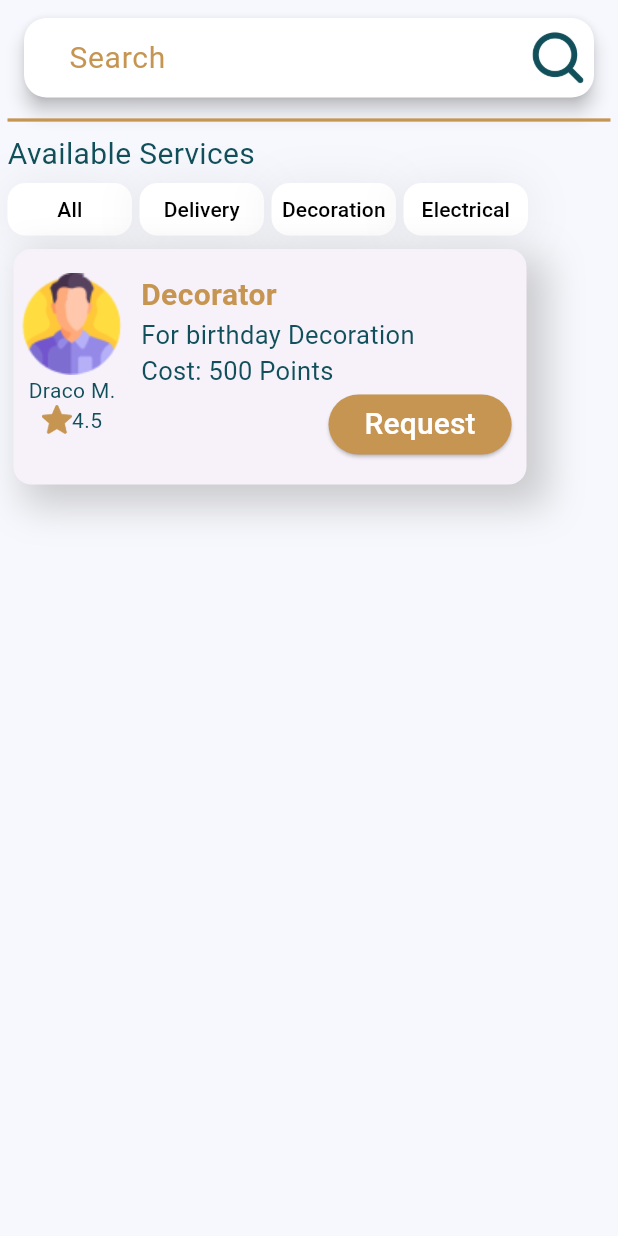
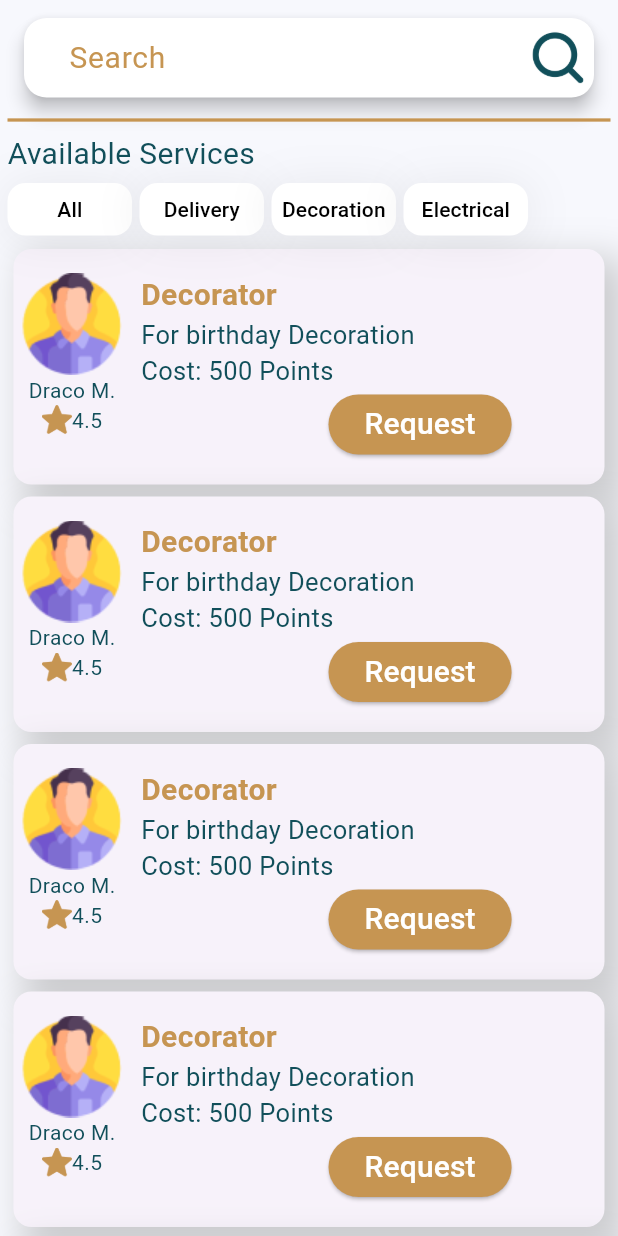
Before and after one commit to seniors007/SwapIt, a Flutter app: the SearchPage screen opened directly, on a phone screen of 412 x 824 dp. Run offline on Flutter 3.47's test engine with Material 3 defaults, Android fonts, the phone set to English and light mode, and no system bars; drawn by our look-alikes of group_button; our stand-ins replace bloc, dio, flutter_bloc, get, modal_progress_hud_nsn, persistent_bottom_nav_bar; missing offline and left inert: flutter_paypal_payment.

Commit message:
service  details view done

```diff
--- a/lib/features/home/presentation/views/home_view.dart
+++ b/lib/features/home/presentation/views/home_view.dart
@@ -7,7 +7,7 @@ import 'package:swapit/features/home/presentation/views/widgets/home_view_body.d
 import 'package:swapit/features/notification/presentation/views/notification_view.dart';
 import 'package:swapit/features/profile/presentation/views/profile_view.dart';
 import 'package:swapit/features/requests/presentation/views/requests_view.dart';
-import 'package:swapit/features/search/presentation/views/search_page.dart';
+import 'package:swapit/features/search/presentation/views/search_view.dart';
 import 'package:swapit/features/services/presentation/views/services_page.dart';
 
 class Homeview extends StatefulWidget {
--- a/lib/features/profile/presentation/views/widgets/profile_imgs_collection.dart
+++ b/lib/features/profile/presentation/views/widgets/past_work_imgs.dart
@@ -2,13 +2,13 @@ import 'package:flutter/material.dart';
 import 'package:flutter/widgets.dart';
 import 'package:swapit/features/profile/presentation/views/widgets/custom_profile_img.dart';
 
-class ProfileImgs extends StatelessWidget {
-  const ProfileImgs({super.key});
+class PastWorkImgs extends StatelessWidget {
+  const PastWorkImgs({super.key});
 
   @override
   Widget build(BuildContext context) {
     return const Padding(
-      padding: EdgeInsets.all(8),
+      padding: EdgeInsets.all(4),
       child: Column(
         children: [
           Row(
--- a/lib/features/profile/presentation/views/widgets/profile_view_body.dart
+++ b/lib/features/profile/presentation/views/widgets/profile_view_body.dart
@@ -4,7 +4,7 @@ import 'package:swapit/features/profile/presentation/views/widgets/add_service_b
 import 'package:swapit/features/profile/presentation/views/widgets/my_points.dart';
 import 'package:swapit/features/profile/presentation/views/widgets/profile_options.dart';
 import 'package:swapit/core/widgets/profile_information.dart';
-import 'package:swapit/features/profile/presentation/views/widgets/profile_imgs_collection.dart';
+import 'package:swapit/features/profile/presentation/views/widgets/past_work_imgs.dart';
 import 'package:swapit/features/profile/presentation/views/widgets/service_post.dart';
 
 class ProfileViewBody extends StatelessWidget {
@@ -35,7 +35,7 @@ class ProfileViewBody extends StatelessWidget {
               'My work',
               style: TextStyle(color: kGreenColor),
             ),
-            ProfileImgs(),
+            PastWorkImgs(),
             kDivider,
             Padding(
               padding: EdgeInsets.symmetric(horizontal: 8),
--- a/lib/features/requests/presentation/views/widgets/finish_Service_view_body.dart
+++ b/lib/features/requests/presentation/views/widgets/finish_Service_view_body.dart
@@ -2,6 +2,7 @@ import 'package:flutter/material.dart';
 import 'package:get/get.dart';
 import 'package:swapit/core/utils/constants.dart';
 import 'package:swapit/core/widgets/custom_button.dart';
+import 'package:swapit/core/widgets/custom_snack_bar.dart';
 
 class FinishServiceViewBody extends StatefulWidget {
   const FinishServiceViewBody({super.key});
@@ -84,6 +85,7 @@ class _FinishServiceViewBodyState extends State<FinishServiceViewBody> {
                           backgroundColor: kYellowColor,
                           onPressed: () {
                             Get.back();
+                            showSnackBar(context, "Thank You For Your Rate");
                           },
                         )
                       ],
--- a/lib/features/search/presentation/views/search_page.dart
+++ b/lib/features/search/presentation/views/search_view.dart
@@ -1,16 +1,9 @@
 import 'package:flutter/material.dart';
 import 'package:swapit/features/search/presentation/views/widgets/search_page_body.dart';
 
-class SearchPage extends StatefulWidget {
+class SearchPage extends StatelessWidget {
   const SearchPage({super.key});
 
-  static String id = 'SearchPage';
-
-  @override
-  State<SearchPage> createState() => _ProfilePageState();
-}
-
-class _ProfilePageState extends State<SearchPage> {
   @override
   Widget build(BuildContext context) {
     return const Scaffold(
--- a/lib/features/search/presentation/views/widgets/search_page_body.dart
+++ b/lib/features/search/presentation/views/widgets/search_page_body.dart
@@ -10,8 +10,13 @@ class SearchPageBody extends StatelessWidget {
 
   @override
   Widget build(BuildContext context) {
-    return const Padding(
-      padding: EdgeInsets.symmetric(horizontal: 5),
+    return Padding(
+      padding: const EdgeInsets.symmetric(horizontal: 5),
+      child: CustomScrollView(
+        clipBehavior: Clip.none,
+        slivers: [
+          const SliverToBoxAdapter(
+            child: SingleChildScrollView(
               child: Column(
                 crossAxisAlignment: CrossAxisAlignment.start,
                 children: [
@@ -22,7 +27,18 @@ class SearchPageBody extends StatelessWidget {
                   SizedBox(
                     height: 5,
                   ),
-          ServicePostInSearch(),
+                ],
+              ),
+            ),
+          ),
+          SliverList(
+            delegate: SliverChildBuilderDelegate(
+              (context, index) {
+                return const ServicePostInSearch();
+              },
+              childCount: 10,
+            ),
+          )
         ],
       ),
     );
--- a/lib/features/search/presentation/views/widgets/service_post_in_search.dart
+++ b/lib/features/search/presentation/views/widgets/service_post_in_search.dart
@@ -1,13 +1,21 @@
+import 'dart:ui';
+
 import 'package:flutter/material.dart';
+import 'package:get/get.dart';
 import 'package:swapit/core/utils/constants.dart';
 import 'package:swapit/core/widgets/custom_button.dart';
+import 'package:swapit/features/search/presentation/views/service_datalis_view.dart';
 
 class ServicePostInSearch extends StatelessWidget {
   const ServicePostInSearch({super.key});
 
   @override
   Widget build(BuildContext context) {
-    return Container(
+    return GestureDetector(
+      onTap: () {
+        Get.to(() => const ServiceDetailsView());
+      },
+      child: Container(
         height: 165,
         width: 350,
         decoration: BoxDecoration(
@@ -95,6 +103,7 @@ class ServicePostInSearch extends StatelessWidget {
             ),
           ),
         ),
+      ),
     );
   }
 }
```
Also changed, not shown: lib/features/auth/presentation/views/widgets/login_view_body.dart (+5 -5 lines), lib/features/requests/presentation/views/widgets/current_request_card.dart (+6 -1 lines), lib/features/requests/presentation/views/widgets/request_view_body.dart (+13 -0 lines), lib/features/search/presentation/views/service_datalis_view.dart (added, +13 -0 lines), lib/features/search/presentation/views/widgets/service_details_view_body.dart (added, +150 -0 lines), lib/features/services/presentation/views/widgets/service_view_body.dart (+12 -0 lines). Lines whose indentation alone changed are shown as unchanged.
